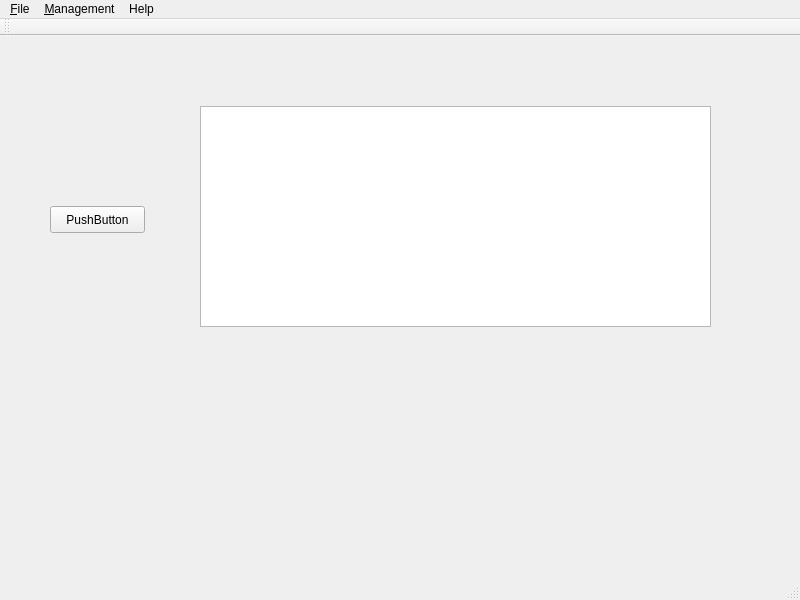
The window that TeacherHelper/src/mainForm.ui (jeremydumais/TeacherHelper) describes before a commit, drawn with Qt 5.
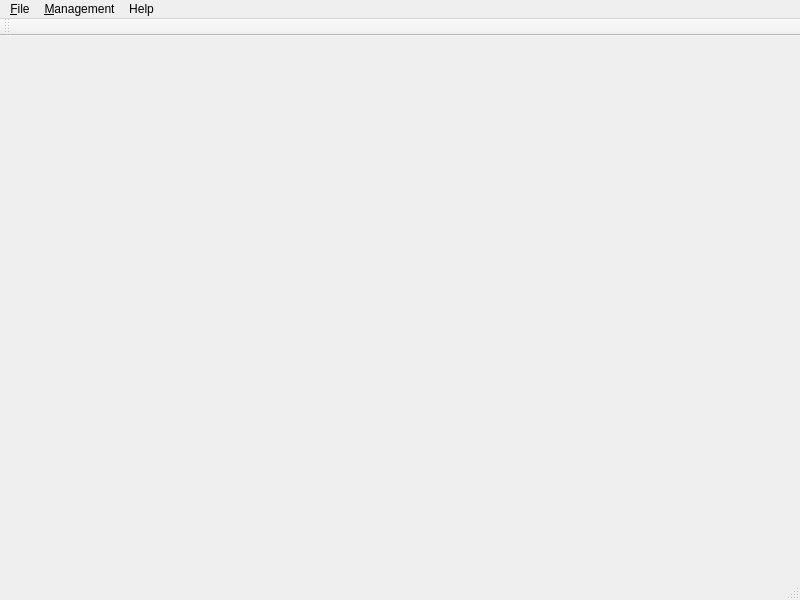
The same window after the commit.

Diff of the .ui file:
```diff
--- a/TeacherHelper/src/mainForm.ui
+++ b/TeacherHelper/src/mainForm.ui
@@ -13,31 +13,7 @@
   <property name="windowTitle">
    <string>Teacher Helper</string>
   </property>
-  <widget class="QWidget" name="centralwidget">
-   <widget class="QPushButton" name="pushButton">
-    <property name="geometry">
-     <rect>
-      <x>50</x>
-      <y>170</y>
-      <width>95</width>
-      <height>27</height>
-     </rect>
-    </property>
-    <property name="text">
-     <string>PushButton</string>
-    </property>
-   </widget>
-   <widget class="QTextEdit" name="textEdit">
-    <property name="geometry">
-     <rect>
-      <x>200</x>
-      <y>70</y>
-      <width>511</width>
-      <height>221</height>
-     </rect>
-    </property>
-   </widget>
-  </widget>
+  <widget class="QWidget" name="centralwidget"/>
   <widget class="QMenuBar" name="menubar">
    <property name="geometry">
     <rect>
```
